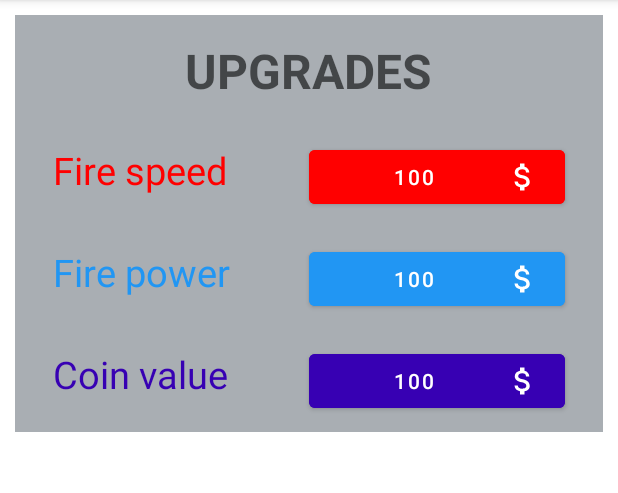
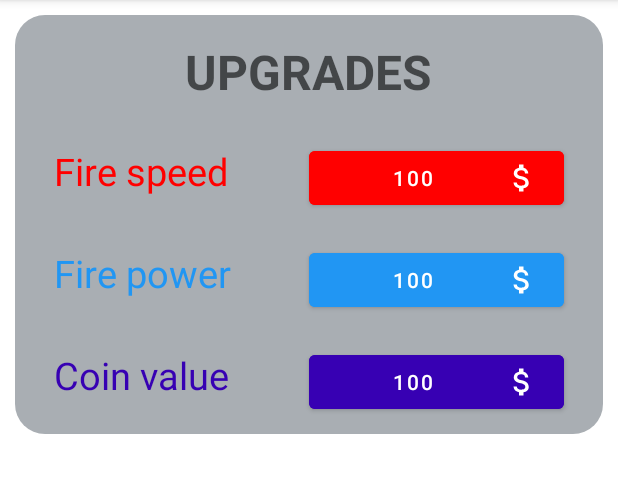
Before and after one commit to Daniel-israelov/CovidBlast, an Android app: the fragment UpgradesFragment shown on its own in the app's theme, on a phone screen of 412 x 824 dp, the part 84-577 px from its top. Run offline under Robolectric (Android 15) with nearby library versions, the phone set to English and light mode, and no system bars.

Commit message:
created xml shape for fragments

```diff
--- /dev/null
+++ b/app/src/main/res/drawable-v24/rounded_frame.xml
@@ -0,0 +1,16 @@
+<?xml version="1.0" encoding="utf-8"?>
+<shape
+    xmlns:android="http://schemas.android.com/apk/res/android" >
+
+    <solid
+        android:color="@color/grey" />
+
+    <padding
+        android:left="1dp"
+        android:right="1dp"
+        android:bottom="1dp"
+        android:top="1dp" />
+
+    <corners
+        android:radius="20dp" />
+</shape>
--- a/app/src/main/res/layout/fragment_background.xml
+++ b/app/src/main/res/layout/fragment_background.xml
@@ -8,7 +8,7 @@
     android:layout_height="wrap_content"
     android:layout_below="@+id/btn_backgrounds"
     android:layout_centerHorizontal="true"
-    android:background="@color/grey"
+    android:background="@drawable/rounded_frame"
     tools:context=".BackgroundFragment">
 
     <GridLayout
--- a/app/src/main/res/layout/fragment_upgrades.xml
+++ b/app/src/main/res/layout/fragment_upgrades.xml
@@ -5,7 +5,7 @@
     android:layout_width="match_parent"
     android:layout_height="wrap_content"
     android:layout_below="@+id/btn_upgrades"
-    android:background="@color/grey"
+    android:background="@drawable/rounded_frame"
     android:layout_margin="10dp"
     android:layout_centerVertical="true"
     android:orientation="vertical">
```
